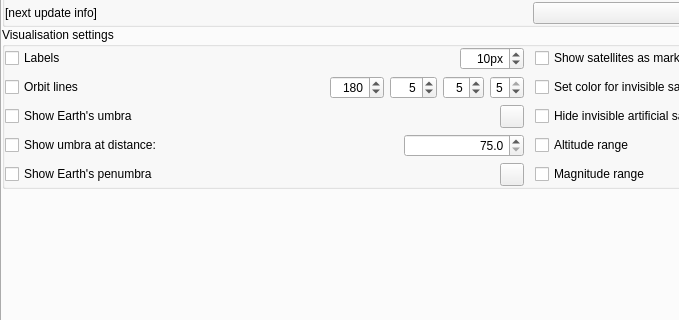
Qt form plugins/Satellites/src/gui/satellitesDialog.ui (Stellarium/stellarium) before a commit; both pictures show x 0 to 679 and y 153 to 473 of the 1059 by 611 pixel window.
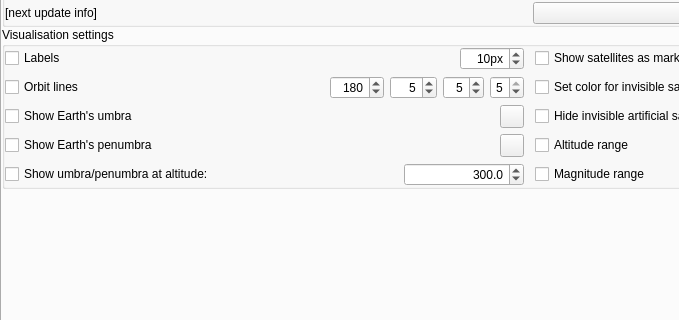
The same form after that commit. Icons and pictures are not drawn. Custom widgets are drawn as their Qt base class.

Commit message: Satellites: Restore shadow circle at arbitrary altitude - also resets cutoff to 80km - also no commLink info for nonoperational satellites.

The edit to the form file:
```diff
--- a/plugins/Satellites/src/gui/satellitesDialog.ui
+++ b/plugins/Satellites/src/gui/satellitesDialog.ui
@@ -269,9 +269,12 @@
           <item row="4" column="0">
            <layout class="QHBoxLayout" name="horizontalLayout_14">
             <item>
-             <widget class="QCheckBox" name="penumbraCheckBox">
+             <widget class="QCheckBox" name="umbraAtAltitude">
+              <property name="toolTip">
+               <string>Distance to the center of umbra from Earth's surface (height of imagined satellite)</string>
+              </property>
               <property name="text">
-               <string>Show Earth's penumbra</string>
+               <string>Show umbra/penumbra at altitude:</string>
               </property>
              </widget>
             </item>
@@ -289,9 +292,27 @@
              </spacer>
             </item>
             <item>
-             <widget class="ColorButton" name="penumbraColor">
-              <property name="toolTip">
-               <string>The color of Earth's penumbra circle</string>
+             <widget class="QDoubleSpinBox" name="umbraAltitude">
+              <property name="minimumSize">
+               <size>
+                <width>120</width>
+                <height>0</height>
+               </size>
+              </property>
+              <property name="alignment">
+               <set>Qt::AlignRight|Qt::AlignTrailing|Qt::AlignVCenter</set>
+              </property>
+              <property name="decimals">
+               <number>1</number>
+              </property>
+              <property name="minimum">
+               <double>50.000000000000000</double>
+              </property>
+              <property name="maximum">
+               <double>400000.000000000000000</double>
+              </property>
+              <property name="value">
+               <double>300.000000000000000</double>
               </property>
              </widget>
             </item>
@@ -394,12 +415,9 @@
           <item row="3" column="0">
            <layout class="QHBoxLayout" name="horizontalLayout_17">
             <item>
-             <widget class="QCheckBox" name="umbraAtDistance">
-              <property name="toolTip">
-               <string>Distance to the center of umbra from Earth's surface (height of imagined satellite)</string>
-              </property>
+             <widget class="QCheckBox" name="penumbraCheckBox">
               <property name="text">
-               <string>Show umbra at distance:</string>
+               <string>Show Earth's penumbra</string>
               </property>
              </widget>
             </item>
@@ -417,24 +435,9 @@
              </spacer>
             </item>
             <item>
-             <widget class="QDoubleSpinBox" name="umbraDistance">
-              <property name="minimumSize">
-               <size>
-                <width>120</width>
-                <height>0</height>
-               </size>
-              </property>
-              <property name="alignment">
-               <set>Qt::AlignRight|Qt::AlignTrailing|Qt::AlignVCenter</set>
-              </property>
-              <property name="decimals">
-               <number>1</number>
-              </property>
-              <property name="minimum">
-               <double>75.000000000000000</double>
-              </property>
-              <property name="maximum">
-               <double>400000.000000000000000</double>
+             <widget class="ColorButton" name="penumbraColor">
+              <property name="toolTip">
+               <string>The color of Earth's penumbra circle</string>
               </property>
              </widget>
             </item>
```
The commit also changes 5 other files.
